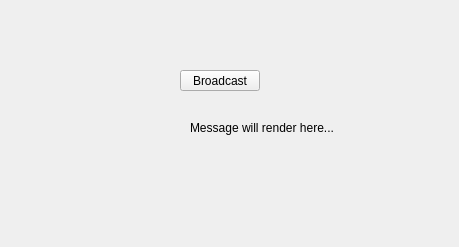
The window that SignalSlot/rxsignal.ui (Ryanhustler420/Qt5-Playground) describes before a commit, drawn with Qt 5.
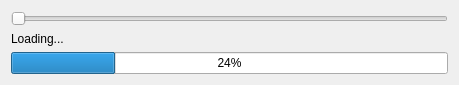
The same window after the commit.

Diff of the .ui file:
```diff
--- a/SignalSlot/rxsignal.ui
+++ b/SignalSlot/rxsignal.ui
@@ -7,38 +7,39 @@
     <x>0</x>
     <y>0</y>
     <width>459</width>
-    <height>247</height>
+    <height>81</height>
    </rect>
   </property>
   <property name="windowTitle">
    <string>RxSignal</string>
   </property>
-  <widget class="QPushButton" name="pushButton">
-   <property name="geometry">
-    <rect>
-     <x>180</x>
-     <y>70</y>
-     <width>80</width>
-     <height>21</height>
-    </rect>
-   </property>
-   <property name="text">
-    <string>Broadcast</string>
-   </property>
-  </widget>
+  <layout class="QVBoxLayout" name="verticalLayout_2">
+   <item>
+    <widget class="QSlider" name="horizontalSlider">
+     <property name="orientation">
+      <enum>Qt::Horizontal</enum>
+     </property>
+    </widget>
+   </item>
+   <item>
+    <layout class="QVBoxLayout" name="verticalLayout">
+     <item>
   <widget class="QLabel" name="label">
-   <property name="geometry">
-    <rect>
-     <x>190</x>
-     <y>120</y>
-     <width>201</width>
-     <height>16</height>
-    </rect>
-   </property>
    <property name="text">
-    <string>Message will render here...</string>
-   </property>
-  </widget>
+        <string>Loading...</string>
+       </property>
+      </widget>
+     </item>
+     <item>
+      <widget class="QProgressBar" name="progressBar">
+       <property name="value">
+        <number>24</number>
+       </property>
+      </widget>
+     </item>
+    </layout>
+   </item>
+  </layout>
  </widget>
  <resources/>
  <connections/>
```
Lines whose indentation alone changed are shown as unchanged.
